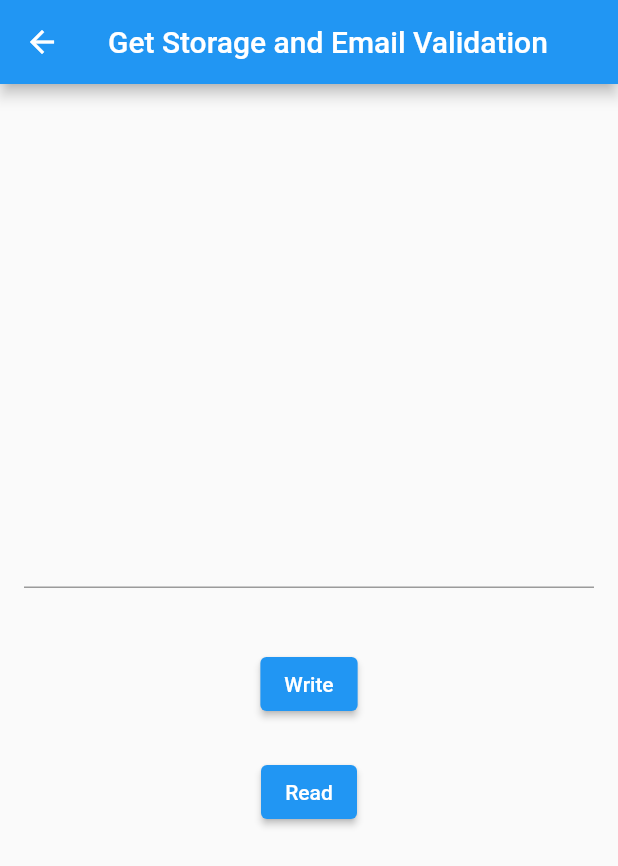
After one commit to Androidvinod/GetX, a Flutter app: the GetStorageAndEmailValidation screen opened directly, on a phone screen of 412 x 824 dp. The commit adds this screen. Shown: the top 866 px of the screen. Run offline on Flutter 3.47's test engine with Material 2 defaults, Android fonts, the phone set to English and light mode, and no system bars; our stand-ins replace connectivity_plus, get, get_storage, shared_preferences; accounts and stored records are empty.

Commit message:
Learning GetX

```diff
--- /dev/null
+++ b/lib/binding/nwtwork_bining.dart
@@ -0,0 +1,9 @@
+import 'package:get/get.dart';
+import 'package:get_x/controller/network_contoller.dart';
+
+class NetworkBinding extends Bindings{
+  @override
+  void dependencies(){
+    Get.lazyPut<NetworkController>(() => NetworkController());
+  }
+}
--- /dev/null
+++ b/lib/components/get_storage_and_email_validation.dart
@@ -0,0 +1,67 @@
+import 'package:flutter/material.dart';
+import 'package:get/get.dart';
+import 'package:get_storage/get_storage.dart';
+
+class GetStorageAndEmailValidation extends StatelessWidget {
+  var emailEditingController = TextEditingController();
+  var storage = GetStorage();
+
+  @override
+  Widget build(BuildContext context) {
+    return Scaffold(
+      appBar: AppBar(
+        title: const Text('Get Storage and Email Validation'),
+      ),
+      body: Center(
+        child: Column(
+          mainAxisAlignment: MainAxisAlignment.center,
+          crossAxisAlignment: CrossAxisAlignment.center,
+          children: [
+            Padding(
+              padding: const EdgeInsets.all(16),
+              child: TextField(
+                controller: emailEditingController,
+              ),
+            ),
+            const SizedBox(height: 8),
+            Padding(padding: const EdgeInsets.all(16),
+              child: ElevatedButton(onPressed: (){
+                if(GetUtils.isEmail(emailEditingController.text)){
+                  storage.write("email", emailEditingController.text);
+                }else{
+                  Get.snackbar("Incorrect Email", "Provide Email in Valid Format",snackPosition: SnackPosition.BOTTOM);
+                }
+              }, child: const Text("Write")),
+            ),
+            const SizedBox(height: 8),
+            ElevatedButton(onPressed:(){
+              print("The email is ${storage.read("email")}");
+            },child: const Text("Read")),
+          ],
+        ),
+      ),
+    );
+  }
+}
+
+
+/* It is used for persistent key/value storage
+
+ To listen for changes
+ var listen= storage.listen(() {print("Email Changed") ;});
+ when subscribed to listen event it should be disposed by using
+ storage.removeListen (listen) ;
+ To listen for changes in key
+ storage.listenKey('email', (value) {
+  print ('new key is $value');
+
+//Remove a key
+ storage. remove ('email) ;
+
+//erase the container
+ storage.erase();
+
+//create container
+  GetStorage g = GetStorage('MyStorage');
+  await GetStorage.init('MyStorage');
+ */
--- a/lib/main.dart
+++ b/lib/main.dart
@@ -1,6 +1,8 @@
 import 'package:flutter/material.dart';
 import 'package:get/get.dart';
+import 'package:get_storage/get_storage.dart';
 import 'package:get_x/binding/all_controller_binding.dart';
+import 'package:get_x/binding/nwtwork_bining.dart';
 import 'package:get_x/components/get_x_service.dart';
 import 'package:get_x/pages/home.dart';
 import 'package:get_x/messages/messages.dart';
@@ -13,6 +15,7 @@ import 'package:get_x/messages/messages.dart';
 
 Future<void> main() async{
   await initService();
+  await GetStorage.init();
   runApp(const MyApp());
 }
 
@@ -25,7 +28,8 @@ class MyApp extends StatelessWidget {
     return GetMaterialApp(
       debugShowCheckedModeBanner: false,
       // if we have to use binding
-        initialBinding: AllControllerBinding(),
+      //   initialBinding: AllControllerBinding(),
+        initialBinding: NetworkBinding(),
       // if locale is used
       translations: Messages(),
       locale: const Locale('en','US'),
--- a/lib/pages/home_two.dart
+++ b/lib/pages/home_two.dart
@@ -1,6 +1,9 @@
 import 'package:flutter/material.dart';
 import 'package:get/get.dart';
 import 'package:get_x/apiCallingWithGetX/productModule/views/product_view.dart';
+import 'package:get_x/components/get_storage_and_email_validation.dart';
+import 'package:get_x/components/get_view_and_get_widget.dart';
+import 'package:get_x/components/network_checker.dart';
 class HomeTwo extends StatelessWidget {
   const HomeTwo({super.key});
 
@@ -23,6 +26,24 @@ class HomeTwo extends StatelessWidget {
                     },
                     child: const Text("Api calling with HTTP")
                 ),
+                ElevatedButton(
+                    onPressed: (){
+                      Get.to(()=>GetStorageAndEmailValidation());
+                    },
+                    child: const Text("Get Storage and Email Validation")
+                ),
+                ElevatedButton(
+                    onPressed: (){
+                      Get.to(()=>GetViewAndGetWidget());
+                    },
+                    child: const Text("Get View and Get Widget")
+                ),
+                ElevatedButton(
+                    onPressed: (){
+                      Get.to(()=>NetworkChecker());
+                    },
+                    child: const Text("Network Checker")
+                ),
               ],
             ),
           ),
--- a/pubspec.yaml
+++ b/pubspec.yaml
@@ -41,6 +41,8 @@ dependencies:
   http: ^1.1.0
   shimmer: ^3.0.0
   fluttertoast: ^8.1.1
+  get_storage: ^2.1.1
+  connectivity_plus: ^5.0.0
 
 dev_dependencies:
   flutter_test:
```
Also changed, not shown: lib/components/get_view_and_get_widget.dart (added, +49 -0 lines), lib/components/network_checker.dart (added, +27 -0 lines), lib/controller/network_contoller.dart (added, +54 -0 lines), pubspec.lock, 3 other files.
